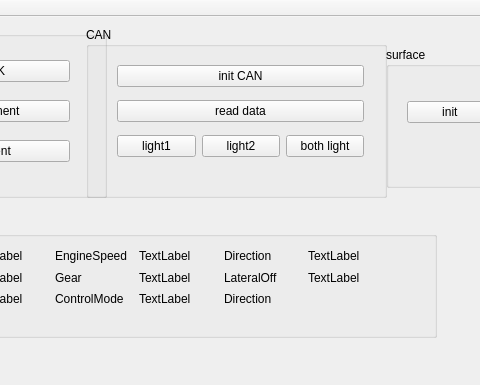
The window that mainwindow.ui (wozaiqufu/cyjApp) describes before a commit, drawn with Qt 5; both pictures show x 174 to 654 and y 0 to 385 of the 742 by 385 pixel window.
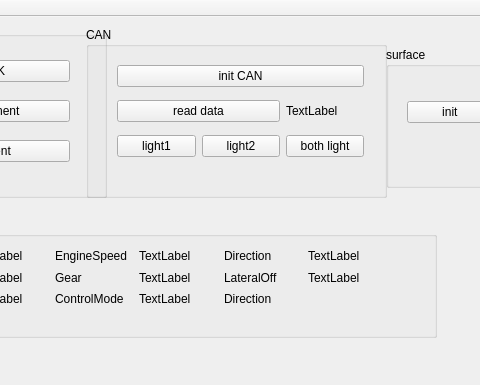
The same window after the commit.

Commit message: delete slot_on_receiveFrame add handle_error_frame add mainwindow timer state in UI still CAN read write not so steady!!!

The edit to the form file:
```diff
--- a/mainwindow.ui
+++ b/mainwindow.ui
@@ -109,13 +109,6 @@
         </property>
        </widget>
       </item>
-      <item row="2" column="0" colspan="3">
-       <widget class="QPushButton" name="pushButton_6">
-        <property name="text">
-         <string>read data</string>
-        </property>
-       </widget>
-      </item>
       <item row="0" column="0" colspan="3">
        <widget class="QPushButton" name="pushButton_5">
         <property name="text">
@@ -123,6 +116,20 @@
         </property>
        </widget>
       </item>
+      <item row="2" column="0" colspan="2">
+       <widget class="QPushButton" name="pushButton_6">
+        <property name="text">
+         <string>read data</string>
+        </property>
+       </widget>
+      </item>
+      <item row="2" column="2">
+       <widget class="QLabel" name="label_CANTimer">
+        <property name="text">
+         <string>TextLabel</string>
+        </property>
+       </widget>
+      </item>
      </layout>
     </widget>
    </widget>
```
The commit also changes 5 other files.
